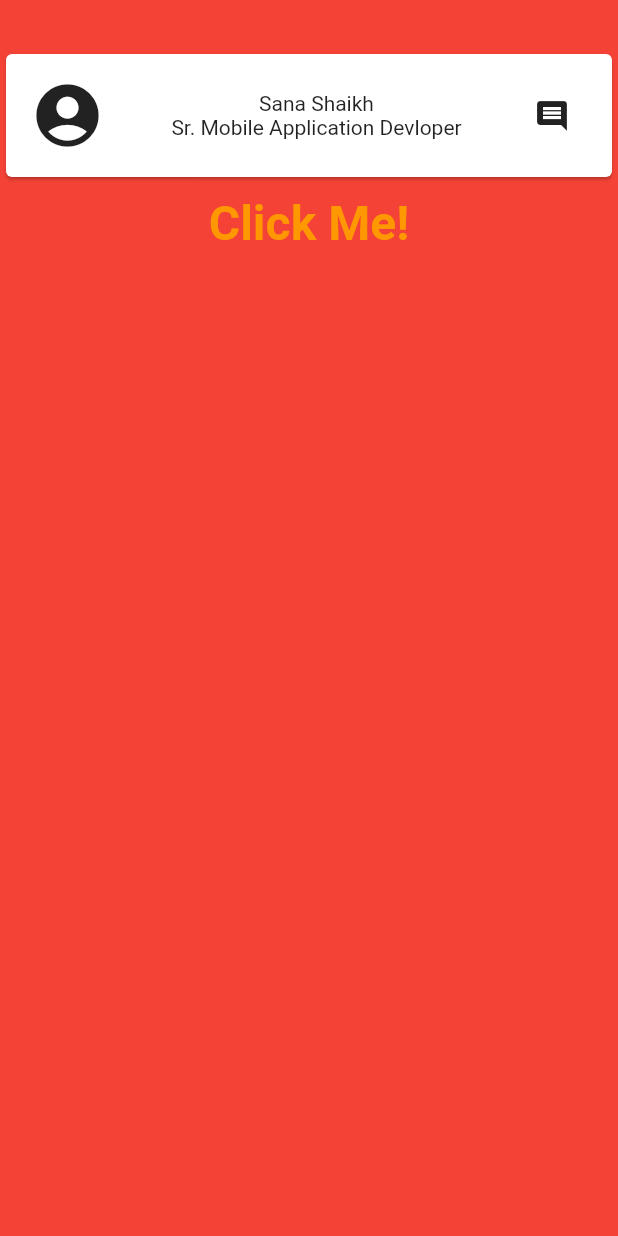
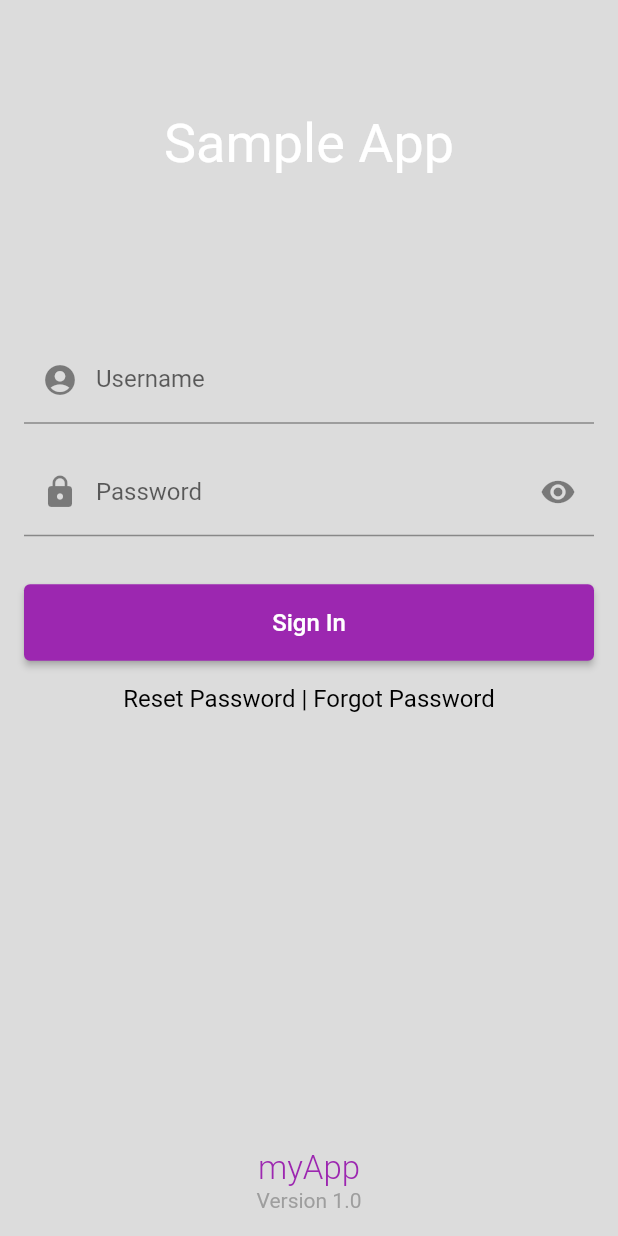
Before and after one commit to Sanakhatun/sample_app, a Flutter app: the screen it shows after launch, on a phone screen of 412 x 824 dp. Run offline on Flutter 3.47's test engine with Material 2 defaults, Android fonts, the phone set to English and light mode, and no system bars.

Commit message:
Login Screen

```diff
--- /dev/null
+++ b/lib/features/onboarding/presentation/login/login.dart
@@ -0,0 +1,152 @@
+import 'package:flutter/gestures.dart';
+import 'package:flutter/material.dart';
+
+class Login extends StatefulWidget {
+  const Login({Key? key}) : super(key: key);
+
+  @override
+  State<Login> createState() => _LoginState();
+}
+
+class _LoginState extends State<Login> {
+  @override
+  Widget build(BuildContext context) {
+    return Scaffold(
+      body: Container(
+        color: Colors.black12,
+        // child: SingleChildScrollView(
+        child: Expanded(
+            child: Column(
+          mainAxisAlignment: MainAxisAlignment.spaceEvenly,
+          crossAxisAlignment: CrossAxisAlignment.stretch,
+          children: [
+            Expanded(
+              //Add Image here
+
+              child: Align(
+                alignment: Alignment.center,
+                child: Text(
+                  "Sample App",
+                  textDirection: TextDirection.ltr,
+                  style: TextStyle(
+                    fontSize: 36,
+                    color: Colors.white,
+                  ),
+                ),
+              ),
+              flex: 1,
+            ),
+            Expanded(
+              child: SingleChildScrollView(
+                child: Padding(
+                  padding: EdgeInsets.only(left: 16.0, right: 16.0),
+                  child: Column(
+                    mainAxisAlignment: MainAxisAlignment.center,
+                    crossAxisAlignment: CrossAxisAlignment.stretch,
+                    children: [
+                      Padding(
+                          padding:
+                              const EdgeInsets.only(top: 16.0, bottom: 16.0),
+                          child: Container(
+                            decoration: BoxDecoration(color: Colors.green),
+                          )),
+                      TextFormField(
+                        textDirection: TextDirection.ltr,
+                        decoration: InputDecoration(
+                          prefixIcon: Icon(Icons.account_circle),
+                          labelText: "Username",
+                        ),
+                      ),
+                      Padding(
+                        padding: EdgeInsets.only(top: 16.0),
+                        child: TextFormField(
+                          textDirection: TextDirection.ltr,
+                          obscureText: true,
+                          decoration: InputDecoration(
+                              prefixIcon: Icon(Icons.lock),
+                              labelText: "Password",
+                              suffixIcon: Icon(Icons.remove_red_eye)),
+                        ),
+                      ),
+                      Padding(
+                        padding: EdgeInsets.only(top: 32.0),
+                        child: ElevatedButton(
+                          style: ElevatedButton.styleFrom(
+                              primary: Colors.purple,
+                              padding: EdgeInsets.all(16.0)),
+                          child: Text(
+                            "Sign In",
+                            textDirection: TextDirection.ltr,
+                            style: TextStyle(fontSize: 16),
+                          ),
+                          onPressed: () {
+                            print("Sign In button Clicked");
+                          },
+                        ),
+                      ),
+                      Align(
+                        alignment: Alignment.center,
+                        child: Padding(
+                          padding: const EdgeInsets.only(top: 16.0),
+                          child: RichText(
+                              text: TextSpan(
+                                  style: TextStyle(
+                                      color: Colors.black, fontSize: 16),
+                                  children: [
+                                TextSpan(
+                                    text: "Reset Password",
+                                    recognizer: TapGestureRecognizer()
+                                      ..onTap = () {
+                                        print("Reset Password Clicked");
+                                      }),
+                                TextSpan(text: " | "),
+                                TextSpan(
+                                    text: "Forgot Password",
+                                    recognizer: TapGestureRecognizer()
+                                      ..onTap = () {
+                                        print("Forgot Password clicked");
+                                      }),
+                              ])),
+                        ),
+                      )
+                    ],
+                  ),
+                ),
+              ),
+              flex: 3,
+            ),
+            Align(
+              child: Padding(
+                padding: const EdgeInsets.only(bottom: 16.0),
+                child: Column(
+                  children: [
+                    Text(
+                      "myApp",
+                      textDirection: TextDirection.ltr,
+                      style: TextStyle(
+                          fontSize: 22,
+                          fontWeight: FontWeight.w300,
+                          color: Colors.purple),
+                    ),
+                    RichText(
+                        text: TextSpan(
+                            style: TextStyle(
+                                fontSize: 14,
+                                fontWeight: FontWeight.w400,
+                                color: Colors.grey),
+                            children: [
+                          TextSpan(text: "Version "),
+                          TextSpan(text: "1.0")
+                        ])),
+                  ],
+                ),
+              ),
+              alignment: Alignment.bottomCenter,
+            ),
+          ],
+        )),
+      ),
+      // )
+    );
+  }
+}
--- a/lib/main.dart
+++ b/lib/main.dart
@@ -1,11 +1,14 @@
 import 'package:flutter/material.dart';
 
+import 'features/onboarding/presentation/login/login.dart';
 import 'my_stateful_widget.dart';
 import 'my_stateless_widget.dart';
 
 //Reference: https://docs.flutter.dev/development/ui/layout
 
 void main() {
-  // runApp(MyStatelessWidget());
-  runApp(MaterialApp(home: MyStatefulWidget()));
+  runApp(MaterialApp(
+    debugShowCheckedModeBanner: false,
+    home: Login(),
+  ));
 }
```
